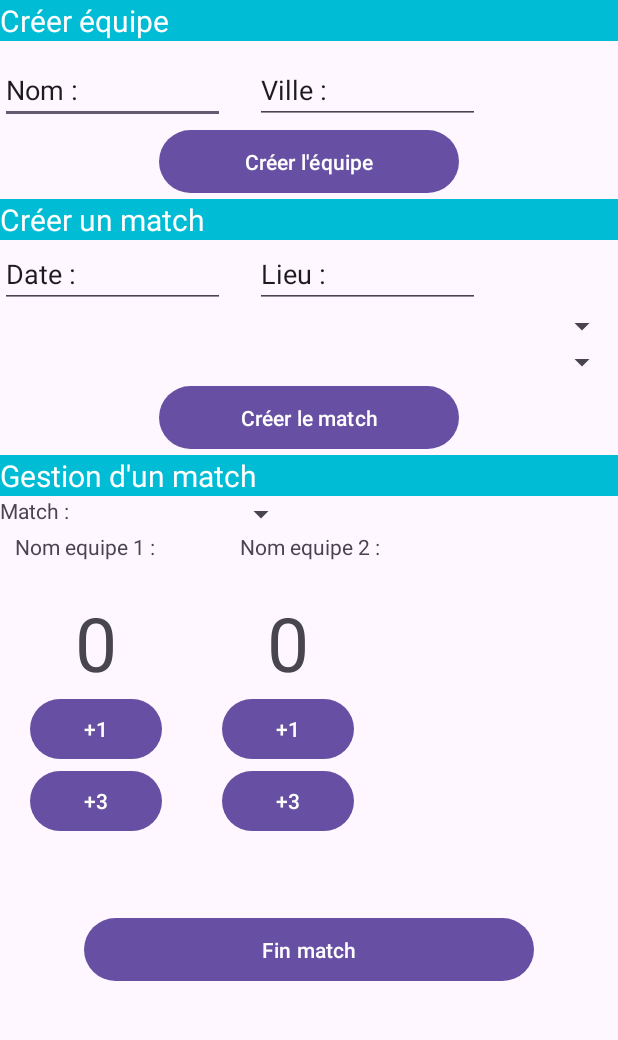
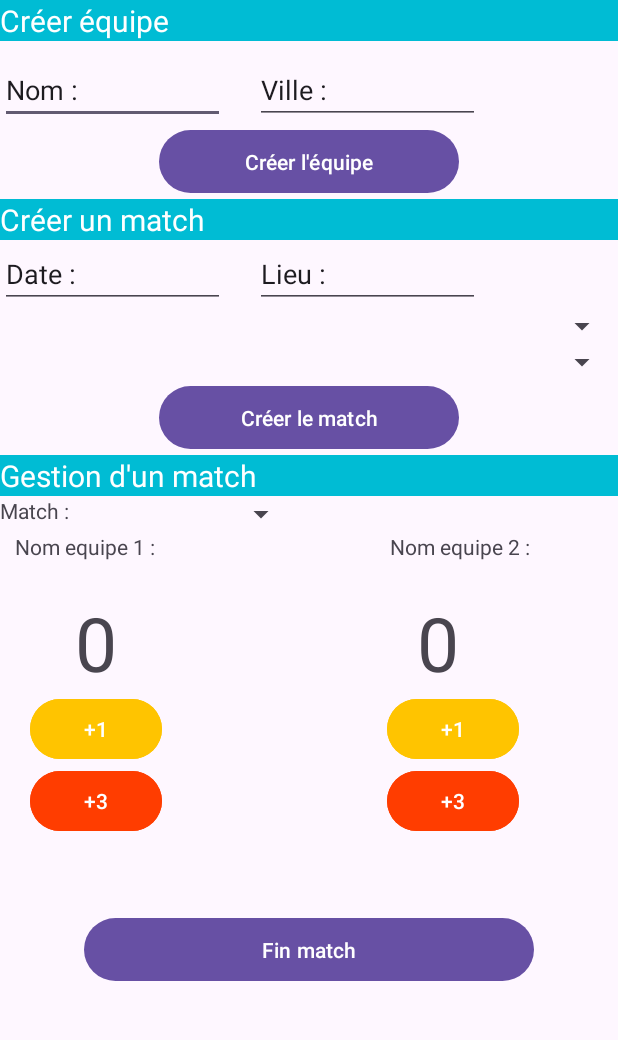
Before and after one commit to shisui74/GestionTournoi, an Android app: the screen it shows after launch (MainActivity), on a phone screen of 412 x 824 dp, the part 60-1100 px from its top. Run offline under Robolectric (Android 15) with nearby library versions, the phone set to English and light mode, and no system bars.

Commit message:
Ajustement des couleurs et des positionnements

```diff
--- a/app/src/main/res/layout/activity_main.xml
+++ b/app/src/main/res/layout/activity_main.xml
@@ -190,7 +190,7 @@
         android:layout_width="match_parent"
         android:layout_height="wrap_content"
         android:text="Nom equipe 2 : "
-        android:layout_marginLeft="50dp">
+        android:layout_marginLeft="150dp">
     </TextView>
     </LinearLayout>
 
@@ -210,7 +210,7 @@
 
         <TextView
             android:id="@+id/textview_score2"
-            android:layout_marginLeft="100dp"
+            android:layout_marginLeft="200dp"
             android:layout_width="wrap_content"
             android:layout_height="wrap_content"
             android:textSize="50sp"
@@ -233,6 +233,7 @@
             android:layout_width="wrap_content"
             android:layout_height="wrap_content"
             android:layout_marginLeft="20dp"
+            android:backgroundTint="#FFC400"
             android:text="+1">
 
         </Button>
@@ -241,7 +242,8 @@
             android:id="@+id/buttonAdd3A"
             android:layout_width="wrap_content"
             android:layout_height="wrap_content"
-            android:layout_marginLeft="40dp"
+            android:layout_marginLeft="150dp"
+            android:backgroundTint="#FFC400"
             android:text="+1">
 
         </Button>
@@ -259,6 +261,8 @@
             android:layout_width="wrap_content"
             android:layout_height="wrap_content"
             android:layout_marginLeft="20dp"
+            android:backgroundTint="#FF3D00"
+
             android:text="+3">
 
         </Button>
@@ -267,7 +271,8 @@
             android:id="@+id/buttonAdd3B"
             android:layout_width="wrap_content"
             android:layout_height="wrap_content"
-            android:layout_marginLeft="40dp"
+            android:layout_marginLeft="150dp"
+            android:backgroundTint="#FF3D00"
             android:text="+3">
 
         </Button>
```
